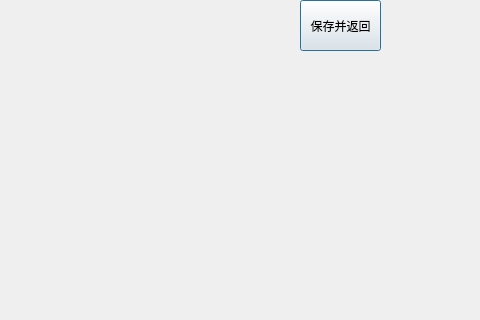
The window that forms/gamewindow.ui (Loganloxsins/Inner-TD-Tale) describes before a commit, drawn with Qt 5; both pictures show x 720 to 1200 and y 0 to 320 of the 1200 by 1000 pixel window.
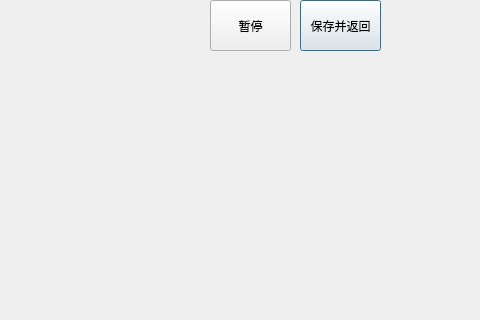
The same window after the commit.

The edit to the form file:
```diff
--- a/forms/gamewindow.ui
+++ b/forms/gamewindow.ui
@@ -26,6 +26,19 @@
     <string>保存并返回</string>
    </property>
   </widget>
+  <widget class="QPushButton" name="pushButton_Pause">
+   <property name="geometry">
+    <rect>
+     <x>930</x>
+     <y>0</y>
+     <width>81</width>
+     <height>51</height>
+    </rect>
+   </property>
+   <property name="text">
+    <string>暂停</string>
+   </property>
+  </widget>
  </widget>
  <resources/>
  <connections/>
```
